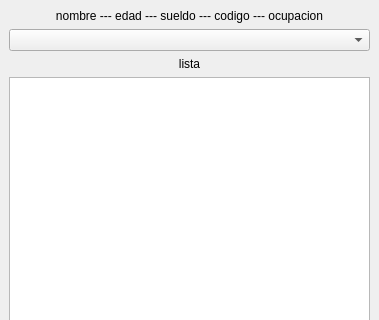
Old version of the form main.ui in the repository gastoncer92/tabla_de_elementos_QT5; both pictures show x 0 to 379 and y 0 to 320 of the 379 by 488 pixel window.
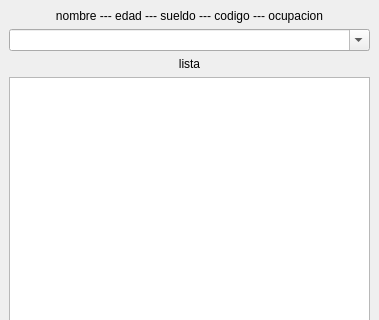
New version of the form.

Diff of the .ui file:
```diff
--- a/main.ui
+++ b/main.ui
@@ -28,7 +28,11 @@
        </widget>
       </item>
       <item>
-       <widget class="QComboBox" name="comboBox"/>
+       <widget class="QComboBox" name="comboBox">
+        <property name="editable">
+         <bool>true</bool>
+        </property>
+       </widget>
       </item>
       <item>
        <widget class="QLabel" name="label_2">
```
